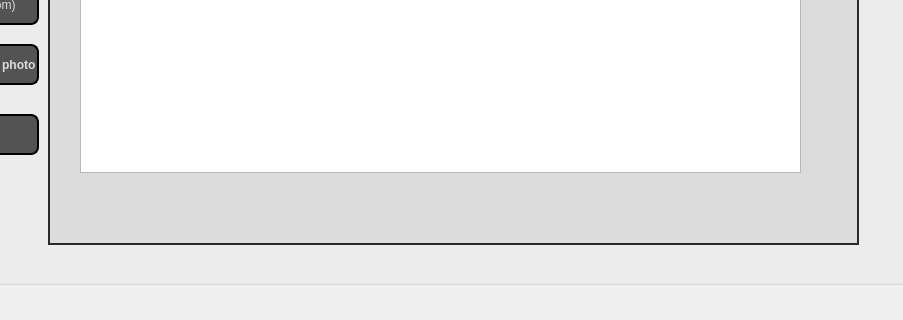
First picture: the form in mainwindow.ui, repository Dhia-rached/PROJET, before the edit; both pictures show x 152 to 1055 and y 306 to 626 of the 1137 by 626 pixel window.
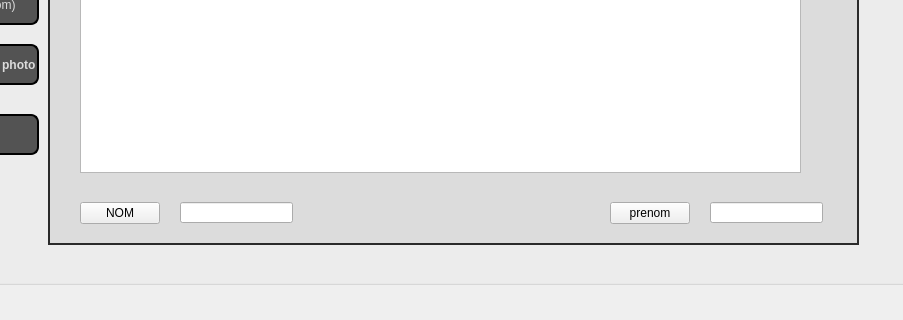
Second picture: the form after the edit. The open tabs and pages were chosen to show the change.

Diff of the .ui file:
```diff
--- a/mainwindow.ui
+++ b/mainwindow.ui
@@ -942,6 +942,52 @@
         </rect>
        </property>
       </widget>
+      <widget class="QPushButton" name="pushButton_8">
+       <property name="geometry">
+        <rect>
+         <x>30</x>
+         <y>430</y>
+         <width>80</width>
+         <height>22</height>
+        </rect>
+       </property>
+       <property name="text">
+        <string>NOM</string>
+       </property>
+      </widget>
+      <widget class="QLineEdit" name="lineEdit_3">
+       <property name="geometry">
+        <rect>
+         <x>130</x>
+         <y>430</y>
+         <width>113</width>
+         <height>21</height>
+        </rect>
+       </property>
+      </widget>
+      <widget class="QLineEdit" name="lineEdit_4">
+       <property name="geometry">
+        <rect>
+         <x>660</x>
+         <y>430</y>
+         <width>113</width>
+         <height>21</height>
+        </rect>
+       </property>
+      </widget>
+      <widget class="QPushButton" name="pushButton_9">
+       <property name="geometry">
+        <rect>
+         <x>560</x>
+         <y>430</y>
+         <width>80</width>
+         <height>22</height>
+        </rect>
+       </property>
+       <property name="text">
+        <string>prenom</string>
+       </property>
+      </widget>
      </widget>
      <widget class="QWidget" name="tab_8">
       <attribute name="title">
```
Left out of the diff: 2 changed lines with no effect on the pictures.
